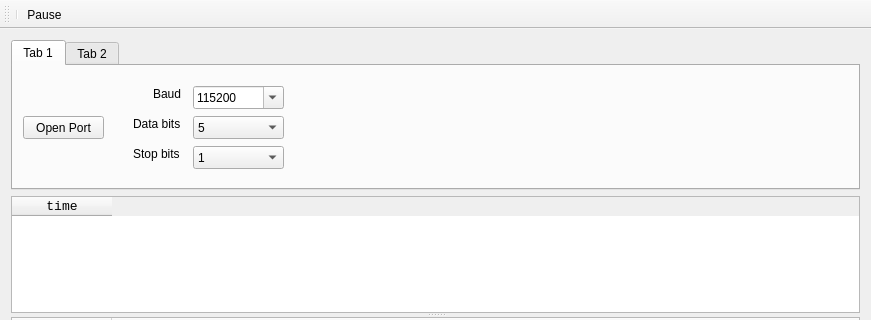
Old version of the form project/src/mainwindow.ui in the repository pioupus/qProtocolAnalyzer; both pictures show x 0 to 871 and y 0 to 320 of the 871 by 467 pixel window.
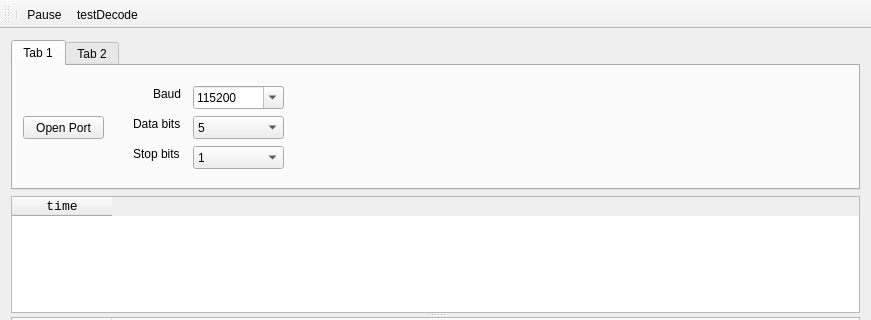
New version of the form.

Commit message: -other decode tree appearance

Patch:
```diff
--- a/project/src/mainwindow.ui
+++ b/project/src/mainwindow.ui
@@ -326,6 +326,7 @@
    </attribute>
    <addaction name="separator"/>
    <addaction name="actionPause"/>
+   <addaction name="actionTestDecode"/>
   </widget>
   <widget class="QStatusBar" name="statusBar"/>
   <action name="actionPause">
```
The commit also changes 1 other file.
